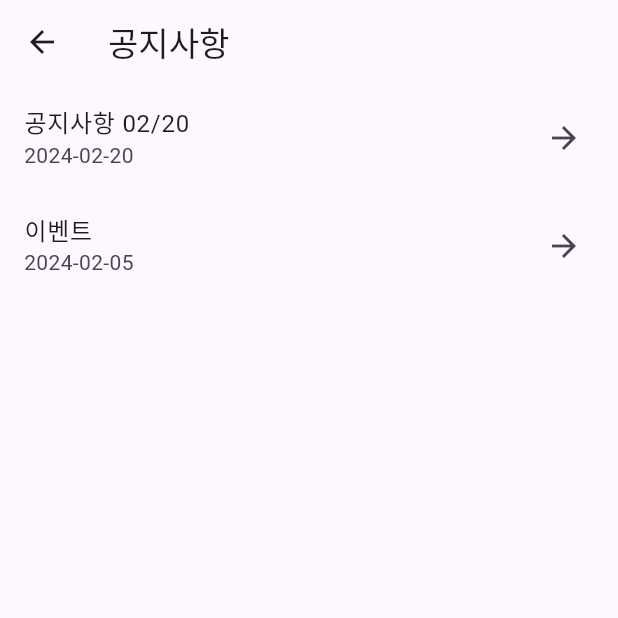
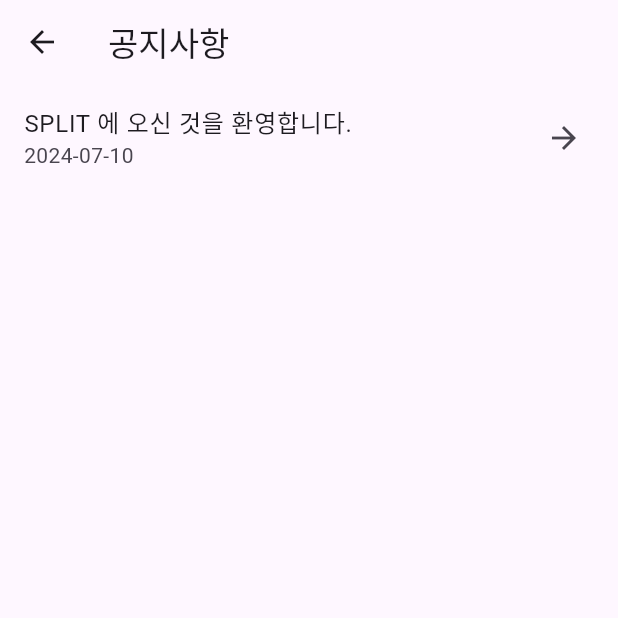
Before and after one commit to nohdol97/NaverTrafficWeb, a Flutter app: the NoticePage screen opened directly, on a phone screen of 412 x 824 dp, the top half of it. Run offline on Flutter 3.47's test engine with Material 3 defaults, Android fonts, the phone set to English and light mode, and no system bars; our stand-ins replace cloud_firestore, firebase_auth, firebase_core, firebase_storage, localstorage; missing offline and left inert: dart:html, excel; accounts and stored records are empty.

Commit message:
UI 변경

```diff
--- a/lib/main.dart
+++ b/lib/main.dart
@@ -51,7 +51,7 @@ class MyApp extends StatelessWidget {
             );
           } else {
             return MaterialApp(
-              title: 'Web Dashboard',
+              title: 'SPLIT',
               theme: ThemeData(
                 primarySwatch: Colors.blue,
               ),
--- a/lib/screen/main_page.dart
+++ b/lib/screen/main_page.dart
@@ -74,7 +74,7 @@ class _MainPageState extends State<MainPage> {
           padding: EdgeInsets.zero,
           children: <Widget>[
             DrawerHeader(
-              child: Text('Menu - $userName'),
+              child: Text('메뉴 - $userName'),
               decoration: BoxDecoration(
                 color: Colors.blue,
               ),
--- a/lib/screen/notice_page.dart
+++ b/lib/screen/notice_page.dart
@@ -2,8 +2,7 @@ import 'package:flutter/material.dart';
 
 class NoticePage extends StatelessWidget {
   final List<Map<String, String>> notices = [
-    {"id": "100014", "title": "공지사항 02/20", "date": "2024-02-20"},
-    {"id": "100012", "title": "이벤트", "date": "2024-02-05"},
+    {"id": "100014", "title": "SPLIT 에 오신 것을 환영합니다.", "date": "2024-07-10"},
     // 추가 공지사항...
   ];
 
```
Also changed, not shown: lib/screen/campaign_page.dart (+12 -6 lines), 6 other files.
